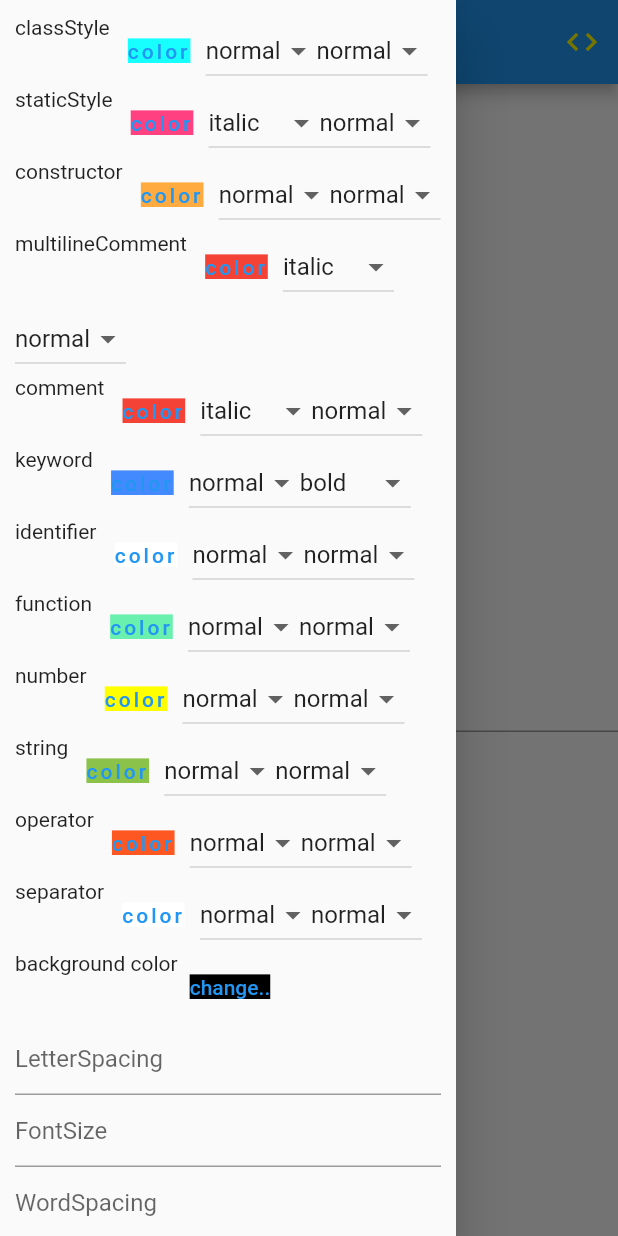
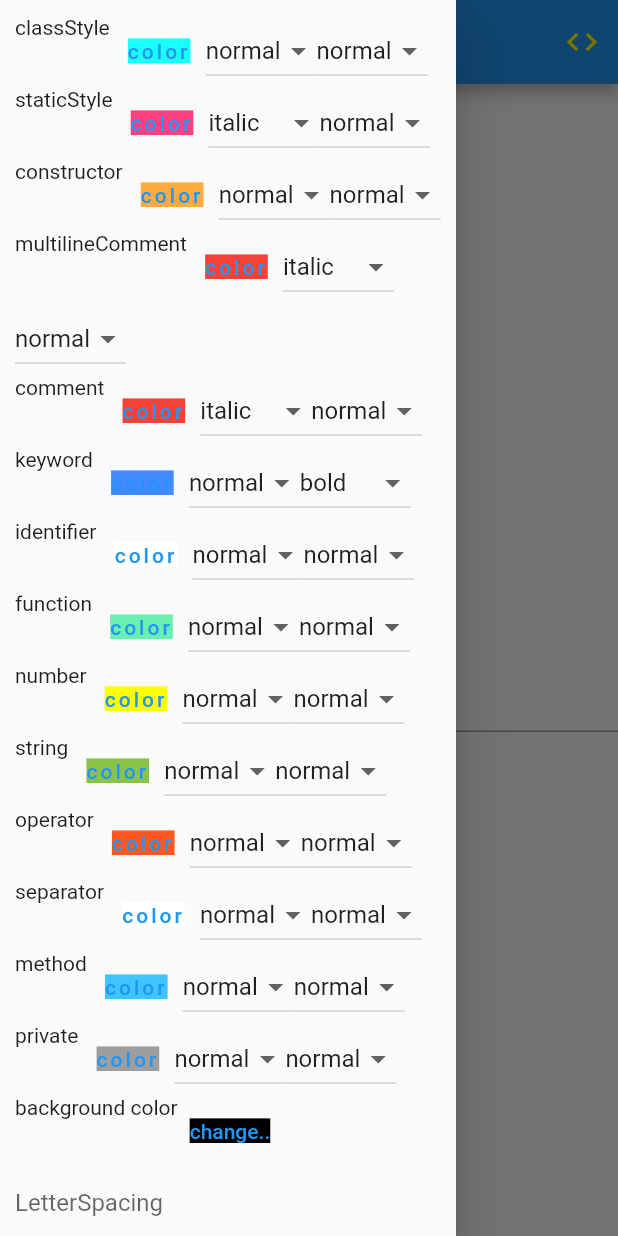
Before and after one commit to ssrajputtheboss/any_syntax_highlighter, a Flutter app: the screen it shows after launch, with the side drawer open, on a phone screen of 412 x 824 dp. Run offline on Flutter 3.47's test engine with Material 2 defaults, Android fonts, the phone set to English and light mode, and no system bars; our stand-ins replace flutter_colorpicker.

Commit message:
highlighting for method and private added && various bug fixes

```diff
--- a/example/lib/main.dart
+++ b/example/lib/main.dart
@@ -126,6 +126,16 @@ class _MainApp extends State<MainApp> {
                   color: _theme['separator']?.color,
                   fontWeight: fontWeights[_theme['separator']?.weight]!,
                   fontStyle: fontStyles[_theme['separator']?.style]!,
+              ),
+              method: TextStyle(
+                color: _theme['method']?.color,
+                fontWeight: fontWeights[_theme['method']?.weight]!,
+                fontStyle: fontStyles[_theme['method']?.style]!,
+              ),
+              private: TextStyle(
+                color: _theme['private']?.color,
+                fontWeight: fontWeights[_theme['private']?.weight]!,
+                fontStyle: fontStyles[_theme['private']?.style]!,
               ),
               boxDecoration: BoxDecoration(color: _bgColor)),
         ))),
@@ -349,6 +359,8 @@ class _MainApp extends State<MainApp> {
       'string': Props(Colors.lightGreen, 'normal', 'normal'),
       'operator': Props(Colors.deepOrange, 'normal', 'normal'),
       'separator': Props(Colors.white, 'normal', 'normal'),
+      'method': Props(Colors.lightBlueAccent,'normal','normal'),
+      'private': Props(Colors.grey,'normal','normal')
     };
   }
 }
--- a/lib/any_syntax_highlighter.dart
+++ b/lib/any_syntax_highlighter.dart
@@ -46,7 +46,7 @@ class AnySyntaxHighlighter extends StatelessWidget{
     this.isSelectableText = false,
     this.theme = const AnySyntaxHighlighterTheme(),
     this.fontSize,
-    this.letterSpacing,
+    this.letterSpacing = 1,
     this.wordSpacing,
     this.fontFamily
   }) : super(key: key);
@@ -71,6 +71,8 @@ class AnySyntaxHighlighter extends StatelessWidget{
       case TokenTypes.string: return theme.string;
       case TokenTypes.operator: return theme.operator;
       case TokenTypes.separator: return theme.separator;
+      case TokenTypes.method: return theme.method;
+      case TokenTypes.private: return theme.private;
       default: return const TextStyle();
     }
   }
--- a/lib/themes/any_syntax_highlighter_theme.dart
+++ b/lib/themes/any_syntax_highlighter_theme.dart
@@ -9,6 +9,8 @@ import 'package:flutter/material.dart';
 class AnySyntaxHighlighterTheme extends AnySyntaxHighlighterBaseTheme{
   final TextStyle classStyle;
   final TextStyle staticStyle;
+  final TextStyle method;
+  final TextStyle private;
   final TextStyle constructor;
   final TextStyle multilineComment;
   const AnySyntaxHighlighterTheme({
@@ -24,6 +26,12 @@ class AnySyntaxHighlighterTheme extends AnySyntaxHighlighterBaseTheme{
     this.multilineComment = const TextStyle(
       color: Colors.red ,
       fontStyle: FontStyle.italic,
+    ),
+    this.method = const TextStyle(
+      color: Colors.lightBlueAccent,
+    ),
+    this.private = const TextStyle(
+      color: Colors.grey,
     ),
     final TextStyle comment = const TextStyle(
       color: Colors.red ,
--- a/lib/utils/regex_collection.dart
+++ b/lib/utils/regex_collection.dart
@@ -35,6 +35,9 @@ class RegexCollection{
   // title regex ( this is to differentiate a class and normal variable or a function or constructor )
   static const title = r'_*[A-Z]\w*';
 
+  // private variable in python/dart starting with _
+  static const private = r'_+\w*';
+
   // identifier
   static const identifier = r'[a-zA-Z_]\w*';
 
@@ -57,4 +60,6 @@ class RegexCollection{
 
   static bool isComment(String token) => RegExp([hashComment,doubleSlashComment,multilineComment,xmlComment].join('|')).stringMatch(token) == token;
 
+  static bool isPrivate(String token) => RegExp(private).stringMatch(token) == token;
+
 }
--- a/lib/utils/token_types.dart
+++ b/lib/utils/token_types.dart
@@ -14,4 +14,6 @@ class TokenTypes{
   static const string = 'string';
   static const operator = 'operator';
   static const separator = 'separator';
+  static const method = 'method';
+  static const private = 'private';
 }
--- a/lib/utils/tokenizer.dart
+++ b/lib/utils/tokenizer.dart
@@ -66,18 +66,28 @@ List<Token> tokenizer(String input){
         currentToken?.type = TokenTypes.staticType;
         currentToken?.isClassContext = true;
       }else{
-        if(nextToken != null && nextToken.value.startsWith('(')){
+        if(nextToken != null && nextToken.value.trim().startsWith('(')){
           // function
-          currentToken?.isClassContext = false;
-          currentToken?.type = TokenTypes.function;
-        }else{
+          if(previousToken!=null && previousToken.value.endsWith('.')){
+            currentToken?.isClassContext = false;
+            currentToken?.type = TokenTypes.method;
+          }else {
+            currentToken?.isClassContext = false;
+            currentToken?.type = TokenTypes.function;
+          }
+        }else {
           // identifier
-          currentToken?.isClassContext = false;
-          currentToken?.type = TokenTypes.identifier;
+          if (currentToken != null && RegexCollection.isPrivate(currentToken.value)) {
+            currentToken.isClassContext = false;
+            currentToken.type = TokenTypes.private;
+          }else {
+            currentToken?.isClassContext = false;
+            currentToken?.type = TokenTypes.identifier;
+          }
         }
       }
     }else if(currentToken?.type ==  TokenTypes.classType){
-      if(nextToken!=null && nextToken.value.startsWith('(')){
+      if(nextToken!=null && nextToken.value.trim().startsWith('(')){
         // constructor
         currentToken?.type = TokenTypes.constructor;
         currentToken?.isClassContext = false;
```
Also changed, not shown: 3 other files.
